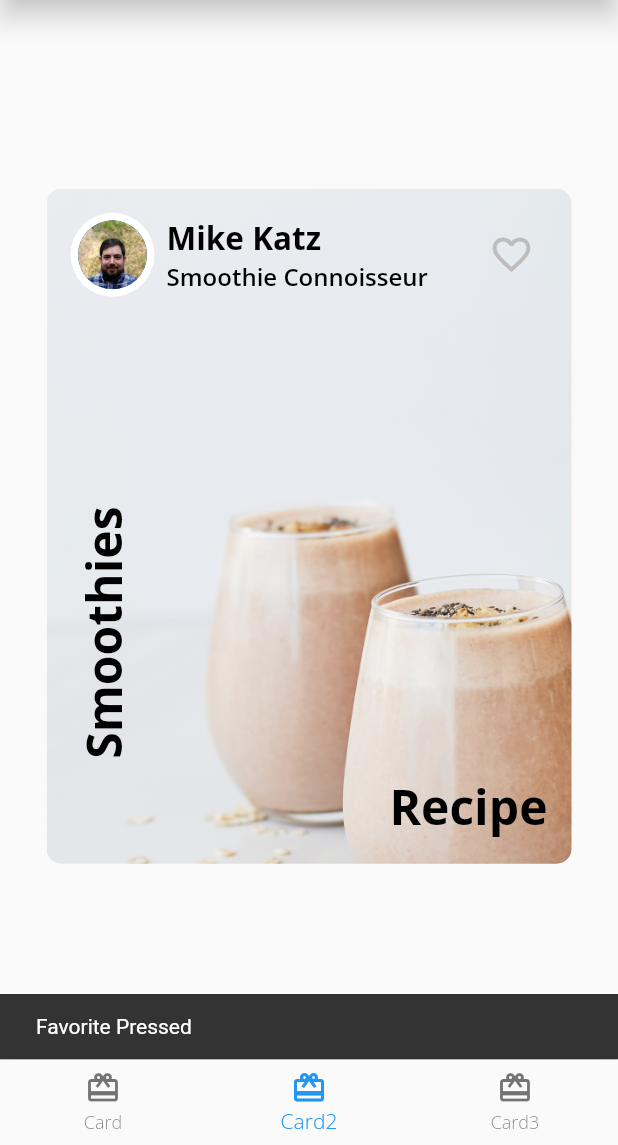
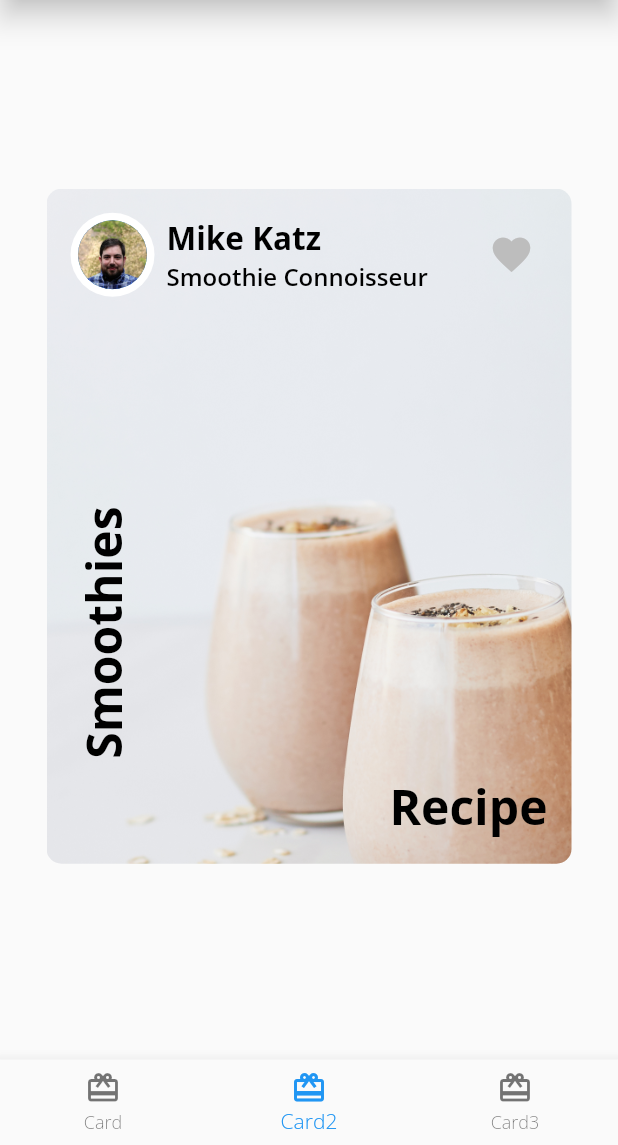
Before and after one commit to Aslmmon/flutter_mini_samples, a Flutter app: the Home screen opened directly, item 2 of the bottom bar chosen, after a tap on the "favorite outline" icon, on a phone screen of 412 x 824 dp, the part 91-1236 px from its top. Run offline on Flutter 3.47's test engine with Material 2 defaults, Android fonts, the phone set to English and light mode, and no system bars; our stand-ins replace dots_indicator, flutter_svg, freezed_annotation, get, google_fonts, lottie; missing offline and left inert: flame.

Commit message:
added state to change favourite icon

```diff
--- a/lib/fooderlich/AuthorCard.dart
+++ b/lib/fooderlich/AuthorCard.dart
@@ -2,7 +2,7 @@ import 'package:flutter/material.dart';
 import 'fooderlich_theme.dart';
 import 'circle_image.dart';
 
-class AuthorCard extends StatelessWidget {
+class AuthorCard extends StatefulWidget {
   // 1
   final String authorName;
   final String title;
@@ -15,19 +15,23 @@ class AuthorCard extends StatelessWidget {
     this.imageProvider,
   });
 
-  // 2
+  @override
+  State<AuthorCard> createState() => _AuthorCardState();
+}
+
+class _AuthorCardState extends State<AuthorCard> {
+  bool _isFavorited = false;
+
   @override
   Widget build(BuildContext context) {
     return Container(
         padding: const EdgeInsets.all(16),
-        child: Row(
-            mainAxisAlignment: MainAxisAlignment.spaceBetween,
-
-            children: [
+        child:
+            Row(mainAxisAlignment: MainAxisAlignment.spaceBetween, children: [
           // 1
           Row(children: [
             CircleImage(
-              imageProvider: imageProvider,
+              imageProvider: widget.imageProvider,
               imageRadius: 28,
             ),
             // 2
@@ -37,27 +41,27 @@ class AuthorCard extends StatelessWidget {
               crossAxisAlignment: CrossAxisAlignment.start,
               children: [
                 Text(
-                  authorName,
+                  widget.authorName,
                   style: FooderlichTheme.lightTextTheme.headline2,
                 ),
                 Text(
-                  title,
+                  widget.title,
                   style: FooderlichTheme.lightTextTheme.headline3,
                 )
               ],
             ),
           ]),
           IconButton(
-            // 4
-              icon: const Icon(Icons.favorite_border),
+              // 4
+              icon: Icon(_isFavorited ? Icons.favorite : Icons.favorite_border),
               iconSize: 30,
               color: Colors.grey[400],
               // 5
               onPressed: () {
-                const snackBar = SnackBar(content: Text('Favorite Pressed'));
-                ScaffoldMessenger.of(context).showSnackBar(snackBar);
+                setState(() {
+                  _isFavorited = !_isFavorited;
+                });
               }),
-
         ]));
   }
 }
```
